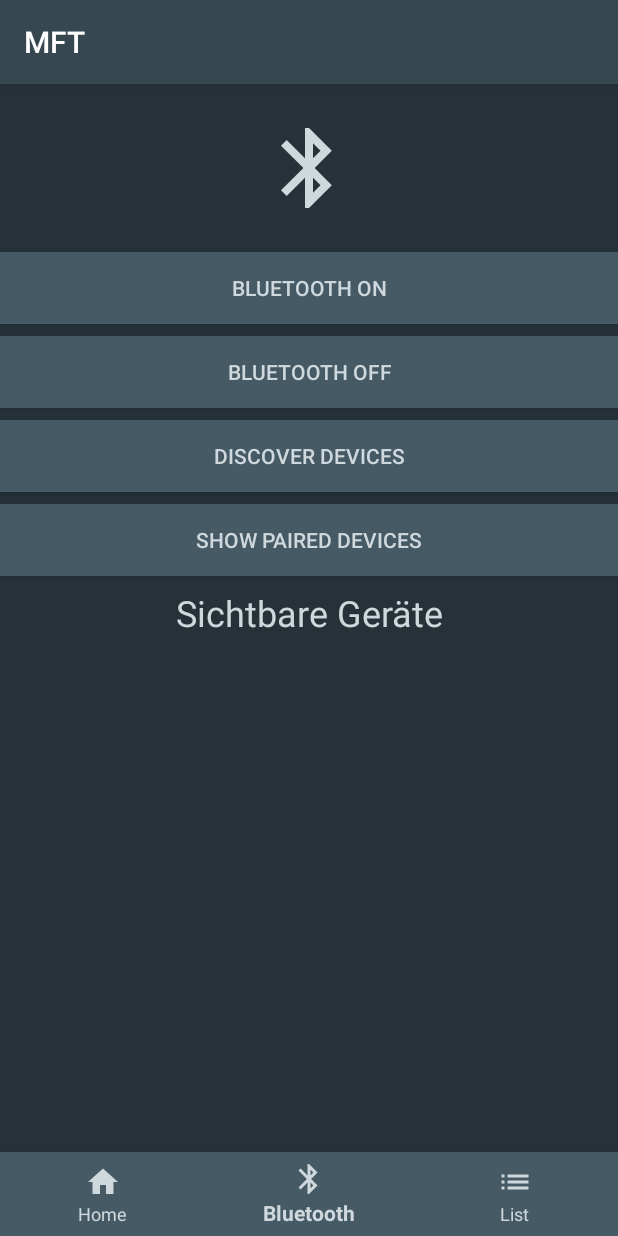
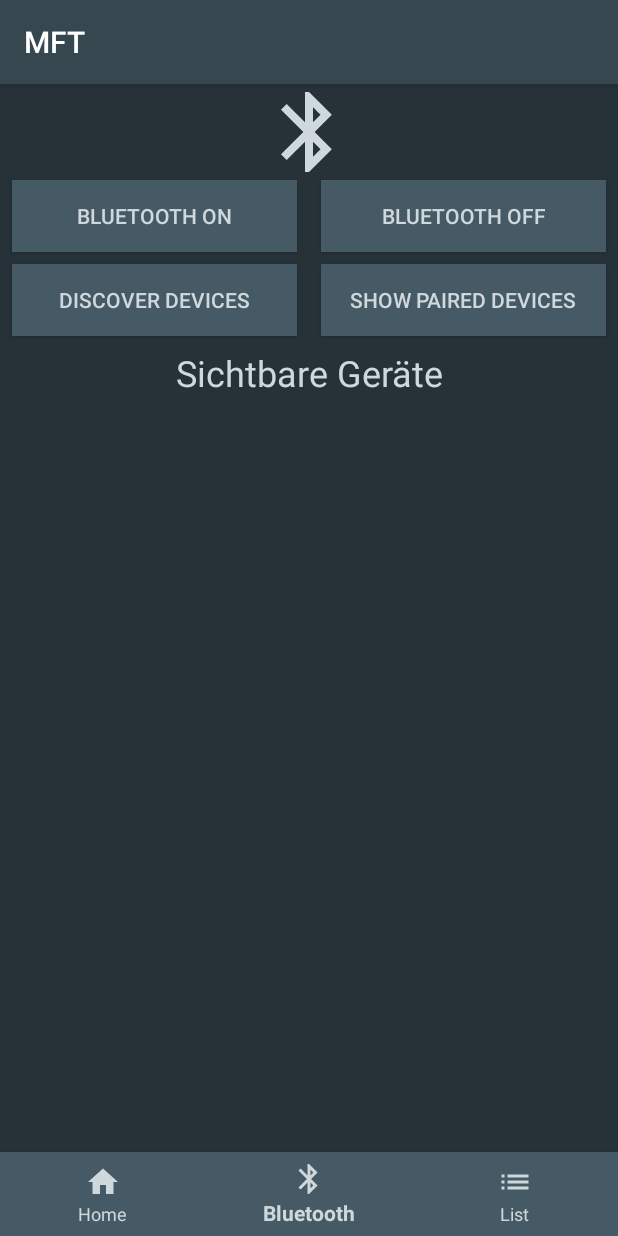
Before and after one commit to FynnMcKracken/MFT, an Android app: the screen it shows after launch (MainActivity), item 2 of the bottom bar chosen, on a phone screen of 412 x 824 dp. Run offline under Robolectric (Android 15) with nearby library versions, the phone set to English and light mode, and no system bars.

Commit message:
Added new Bluetooth-Implementation

```diff
--- a/app/build.gradle
+++ b/app/build.gradle
@@ -8,7 +8,7 @@ android {
     compileSdkVersion 28
     defaultConfig {
         applicationId "de.mckracken.mft"
-        minSdkVersion 26
+        minSdkVersion 25
         targetSdkVersion 28
         versionCode 1
         versionName "1.0"
--- a/app/src/main/AndroidManifest.xml
+++ b/app/src/main/AndroidManifest.xml
@@ -4,6 +4,7 @@
     <uses-permission android:name="android.permission.BLUETOOTH" />
     <uses-permission android:name="android.permission.BLUETOOTH_ADMIN" />
     <uses-permission android:name="android.permission.ACCESS_COARSE_LOCATION" />
+    <uses-permission android:name="android.permission.ACCESS_FINE_LOCATION" />
 
     <application
         android:allowBackup="true"
@@ -21,6 +22,9 @@
                 <category android:name="android.intent.category.LAUNCHER" />
             </intent-filter>
         </activity>
+
     </application>
 
+
+
 </manifest>
--- a/app/src/main/java/de/mckracken/mft/MainActivity.kt
+++ b/app/src/main/java/de/mckracken/mft/MainActivity.kt
@@ -5,6 +5,7 @@ import com.google.android.material.bottomnavigation.BottomNavigationView
 import androidx.appcompat.app.AppCompatActivity
 import de.mckracken.mft.fragments.BluetoothFragment
 import de.mckracken.mft.fragments.DevicesFragment
+import de.mckracken.mft.fragments.NewBluetoothFragment
 import kotlinx.android.synthetic.main.activity_main.*
 
 class MainActivity : AppCompatActivity() {
@@ -15,7 +16,7 @@ class MainActivity : AppCompatActivity() {
                 return@OnNavigationItemSelectedListener true
             }
             R.id.navigation_bluetooth -> {
-                supportFragmentManager.beginTransaction().replace(R.id.fragment_container, BluetoothFragment()).commit()
+                supportFragmentManager.beginTransaction().replace(R.id.fragment_container, NewBluetoothFragment(this)).commit()
                 return@OnNavigationItemSelectedListener true
             }
             R.id.navigation_list -> {
@@ -32,4 +33,5 @@ class MainActivity : AppCompatActivity() {
 
         navigation.setOnNavigationItemSelectedListener(mOnNavigationItemSelectedListener)
     }
+
 }
--- /dev/null
+++ b/app/src/main/java/de/mckracken/mft/fragments/NewBluetoothFragment.kt
@@ -0,0 +1,108 @@
+package de.mckracken.mft.fragments
+
+import android.bluetooth.BluetoothAdapter
+import android.bluetooth.BluetoothDevice
+import android.content.BroadcastReceiver
+import android.content.Context
+import android.content.Intent
+import android.content.IntentFilter
+import android.os.Bundle
+import android.util.Log
+import android.view.LayoutInflater
+import android.view.View
+import android.view.ViewGroup
+import android.widget.ProgressBar
+import android.widget.Toast
+import androidx.fragment.app.Fragment
+import androidx.recyclerview.widget.DividerItemDecoration
+import androidx.recyclerview.widget.LinearLayoutManager
+import androidx.recyclerview.widget.RecyclerView
+import de.mckracken.mft.MainActivity
+import de.mckracken.mft.R
+import de.mckracken.mft.manager.NewBluetoothManager
+import kotlinx.android.synthetic.main.fragment_bluetooth.view.*
+
+class NewBluetoothFragment(private val activity : MainActivity) : Fragment() {
+
+    private lateinit var bluetoothManager : NewBluetoothManager
+    private val devices : ArrayList<BluetoothDevice> = ArrayList()
+    private lateinit var recyclerViewAdapter : NewBluetoothDeviceRecyclerViewAdapter
+    private val receiver = object : BroadcastReceiver() {
+
+        override fun onReceive(context: Context, intent: Intent) {
+            when(intent.action) {
+                BluetoothDevice.ACTION_FOUND -> {
+                    Log.i("NewBluetoothFragment()", "BluetoothDevice.ACTION_FOUND")
+                    devices.add(intent.getParcelableExtra(BluetoothDevice.EXTRA_DEVICE))
+                    recyclerViewAdapter.setDevices(devices)
+                }
+                BluetoothDevice.ACTION_NAME_CHANGED -> {
+                    val renamedDevice : BluetoothDevice = intent.getParcelableExtra(BluetoothDevice.EXTRA_DEVICE)
+                    Log.i("NewBluetoothFragment", "BluetoothDevice.ACTION_NAME_CHANGED: " + renamedDevice.name)
+                    for (device in devices) {
+                        if (device.address == renamedDevice.address) {
+                            devices[devices.indexOf(device)] = renamedDevice
+                            recyclerViewAdapter.setDevices(devices)
+                        }
+                    }
+                }
+            }
+        }
+    }
+
+    override fun onCreate(savedInstanceState: Bundle?) {
+        super.onCreate(savedInstanceState)
+        bluetoothManager = NewBluetoothManager(activity as Context)
+        val filter = IntentFilter(BluetoothDevice.ACTION_FOUND)
+        filter.addAction(BluetoothDevice.ACTION_NAME_CHANGED)
+        activity.registerReceiver(receiver, filter)
+        Log.i("NewBluetoothFragment", "onCreate()")
+
+    }
+
+    override fun onCreateView(inflater: LayoutInflater, container: ViewGroup?, savedInstanceState: Bundle?): View? {
+        val view: View = inflater.inflate(R.layout.fragment_bluetooth, container, false)
+        val recyclerView = view.findViewById<RecyclerView>(R.id.fragment_bluetooth_rv)
+        val spinner = view.findViewById<ProgressBar>(R.id.fragment_bluetooth_spinner)
+        recyclerViewAdapter = NewBluetoothDeviceRecyclerViewAdapter(activity, ArrayList(), bluetoothManager)
+
+        recyclerView.layoutManager = LinearLayoutManager(context)
+        recyclerView.addItemDecoration(DividerItemDecoration(context, DividerItemDecoration.VERTICAL))
+        recyclerView.adapter = recyclerViewAdapter
+
+        view.fragment_bluetooth_button_on.setOnClickListener { bluetoothManager.bluetoothOn(activity) }
+        view.fragment_bluetooth_button_off.setOnClickListener {
+            spinner.visibility = View.INVISIBLE
+            devices.clear()
+            recyclerViewAdapter.setDevices(devices)
+            bluetoothManager.bluetoothOff()
+        }
+        view.fragment_bluetooth_button_discover.setOnClickListener {
+            spinner.visibility = View.VISIBLE
+            spinner.bringToFront()
+            devices.clear()
+            recyclerViewAdapter.setDevices(devices)
+            bluetoothManager.discoverDevices()
+        }
+        view.fragment_bluetooth_button_show.setOnClickListener {
+            spinner.visibility = View.VISIBLE
+            devices.clear()
+            recyclerViewAdapter.setDevices(devices)
+            recyclerViewAdapter.setDevices(bluetoothManager.showPairedDevices() ?: ArrayList())
+        }
+
+
+
+
+
+
+        return view
+
+    }
+
+    override fun onDestroy() {
+        super.onDestroy()
+        activity.unregisterReceiver(receiver)
+        Log.i("NewBluetoothFragment", "onDestroy()")
+    }
+}
--- /dev/null
+++ b/app/src/main/res/drawable/circular_progress_bar.xml
@@ -0,0 +1,23 @@
+<?xml version="1.0" encoding="utf-8"?>
+<rotate
+        xmlns:android="http://schemas.android.com/apk/res/android"
+        android:fromDegrees="90"
+        android:pivotX="50%"
+        android:pivotY="50%"
+        android:toDegrees="360">
+
+    <shape
+            android:innerRadiusRatio="3"
+            android:shape="ring"
+            android:thicknessRatio="7.0">
+
+        <gradient
+                android:centerColor="#007DD6"
+                android:endColor="#007DD6"
+                android:startColor="#007DD6"
+                android:angle="0"
+                android:type="sweep"
+                android:useLevel="false" />
+    </shape>
+
+</rotate>
--- a/app/src/main/res/layout/fragment_bluetooth.xml
+++ b/app/src/main/res/layout/fragment_bluetooth.xml
@@ -15,47 +15,51 @@
                 android:id="@+id/fragment_bluetooth_iv" app:layout_constraintStart_toStartOf="parent"
                 android:contentDescription="@string/title_bluetooth"
                 app:layout_constraintTop_toTopOf="parent"
-                app:layout_constraintEnd_toEndOf="parent" android:layout_marginTop="24dp"/>
+                app:layout_constraintEnd_toEndOf="parent"/>
         <Button
                 android:text="Bluetooth On"
                 android:background="@color/blue_grey_700"
                 android:textColor="@color/blue_grey_100"
-                android:layout_width="match_parent"
+                android:layout_width="0dp"
                 android:layout_height="wrap_content"
                 app:layout_constraintTop_toBottomOf="@id/fragment_bluetooth_iv"
                 app:layout_constraintStart_toStartOf="parent"
-                app:layout_constraintEnd_toEndOf="parent"
-                android:id="@+id/fragment_bluetooth_button_on" android:layout_marginTop="24dp"/>
+                app:layout_constraintEnd_toStartOf="@id/fragment_bluetooth_button_off"
+                android:id="@+id/fragment_bluetooth_button_on" android:layout_marginStart="8dp"
+                android:layout_marginEnd="8dp"/>
         <Button
                 android:text="Bluetooth Off"
                 android:background="@color/blue_grey_700"
                 android:textColor="@color/blue_grey_100"
-                android:layout_width="match_parent"
+                android:layout_width="0dp"
                 android:layout_height="wrap_content"
-                app:layout_constraintTop_toBottomOf="@id/fragment_bluetooth_button_on"
-                app:layout_constraintStart_toStartOf="parent"
+                app:layout_constraintTop_toBottomOf="@id/fragment_bluetooth_iv"
+                app:layout_constraintStart_toEndOf="@id/fragment_bluetooth_button_on"
                 app:layout_constraintEnd_toEndOf="parent"
-                android:id="@+id/fragment_bluetooth_button_off" android:layout_marginTop="8dp"/>
+                android:id="@+id/fragment_bluetooth_button_off" android:layout_marginEnd="8dp"
+                android:layout_marginStart="8dp"/>
         <Button
                 android:text="Discover Devices"
                 android:background="@color/blue_grey_700"
                 android:textColor="@color/blue_grey_100"
-                android:layout_width="match_parent"
+                android:layout_width="0dp"
                 android:layout_height="wrap_content"
-                app:layout_constraintTop_toBottomOf="@id/fragment_bluetooth_button_off"
+                app:layout_constraintTop_toBottomOf="@id/fragment_bluetooth_button_on"
                 app:layout_constraintStart_toStartOf="parent"
-                app:layout_constraintEnd_toEndOf="parent"
-                android:id="@+id/fragment_bluetooth_button_discover" android:layout_marginTop="8dp"/>
+                app:layout_constraintEnd_toStartOf="@id/fragment_bluetooth_button_show"
+                android:id="@+id/fragment_bluetooth_button_discover" android:layout_marginTop="8dp"
+                android:layout_marginStart="8dp" android:layout_marginEnd="8dp"/>
         <Button
                 android:text="Show Paired Devices"
                 android:background="@color/blue_grey_700"
                 android:textColor="@color/blue_grey_100"
-                android:layout_width="match_parent"
+                android:layout_width="0dp"
                 android:layout_height="wrap_content"
-                app:layout_constraintTop_toBottomOf="@id/fragment_bluetooth_button_discover"
-                app:layout_constraintStart_toStartOf="parent"
+                app:layout_constraintTop_toBottomOf="@id/fragment_bluetooth_button_off"
+                app:layout_constraintStart_toEndOf="@id/fragment_bluetooth_button_discover"
                 app:layout_constraintEnd_toEndOf="parent"
-                android:id="@+id/fragment_bluetooth_button_show" android:layout_marginTop="8dp"/>
+                android:id="@+id/fragment_bluetooth_button_show" android:layout_marginTop="8dp"
+                android:layout_marginStart="8dp" android:layout_marginEnd="8dp"/>
         <TextView
                 android:text="@string/bluetooth_devices"
                 android:textSize="24sp"
@@ -76,4 +80,14 @@
                 android:layout_marginStart="8dp" android:layout_marginEnd="8dp"
                 app:layout_constraintEnd_toEndOf="parent" app:layout_constraintBottom_toBottomOf="parent"
                 android:layout_marginBottom="8dp"/>
+        <ProgressBar
+                android:id="@+id/fragment_bluetooth_spinner"
+                style="?android:attr/progressBarStyleLarge"
+                android:progressDrawable="@drawable/circular_progress_bar"
+                app:layout_constraintTop_toTopOf="@id/fragment_bluetooth_rv"
+                app:layout_constraintStart_toStartOf="@id/fragment_bluetooth_rv"
+                app:layout_constraintEnd_toEndOf="@id/fragment_bluetooth_rv"
+                android:visibility="invisible"
+                android:layout_width="wrap_content"
+                android:layout_height="wrap_content"/>
 </androidx.constraintlayout.widget.ConstraintLayout>
```
Also changed, not shown: app/src/main/java/de/mckracken/mft/fragments/NewBluetoothDevicesRecyclerViewAdapter.kt (added, +49 -0 lines), app/src/main/java/de/mckracken/mft/manager/CustomBroadcastReceiver.kt (added, +22 -0 lines), app/src/main/java/de/mckracken/mft/manager/NewBluetoothManager.kt (added, +207 -0 lines).
